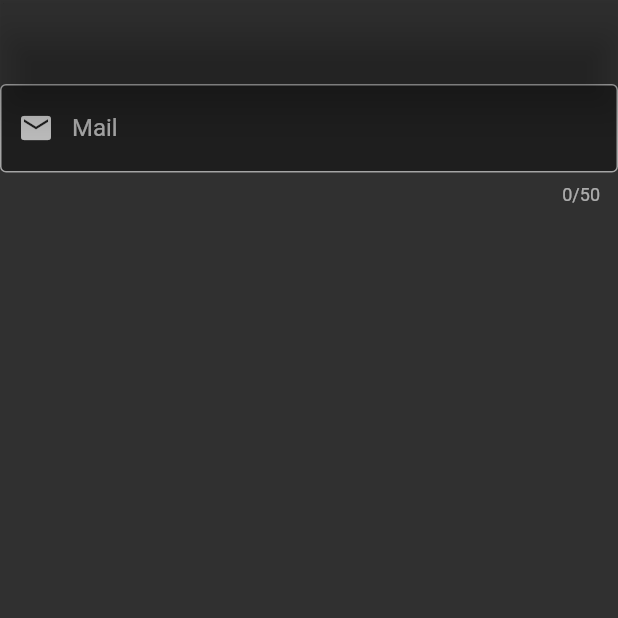
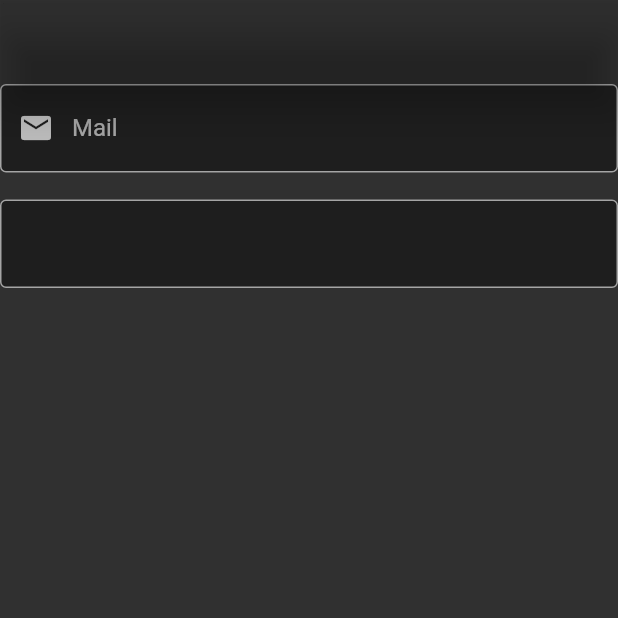
Before and after one commit to berkayercan3/Flutter, a Flutter app: the screen it shows after launch, on a phone screen of 412 x 824 dp, the top half of it. Run offline on Flutter 3.47's test engine with Material 2 defaults, Android fonts, the light colour scheme and no system bars; missing offline and left inert: dart:ffi.

Commit message:
TextFieldTwo
ekrana yazı yazılacağı durumları detaylıca inceledim

```diff
--- a/KAFE/lib/101/text_field_learn.dart
+++ b/KAFE/lib/101/text_field_learn.dart
@@ -1,5 +1,6 @@
 import 'package:flutter/material.dart';
-
+import 'package:flutter/services.dart';
+import 'package:kafe/Product/language/language_items.dart';
 
 class TextFieldLearn extends StatefulWidget {
   const TextFieldLearn({super.key});
@@ -9,21 +10,69 @@ class TextFieldLearn extends StatefulWidget {
 }
 
 class _TextFieldLearnState extends State<TextFieldLearn> {
+
+  FocusNode focusNodeTextFieldOne=FocusNode();
+  FocusNode focusNodeTextFieldTwo=FocusNode();
+
   @override
   Widget build(BuildContext context) {
     return Scaffold(
       appBar: AppBar(),
-      body: const TextField(// ekrana yazı yazabileceğin bir textfield geldi
-        maxLength: 50, // yazılabilecek maksimum değeri ifade eder
-        //buildCounter araştır ayrıyetten ******
-        decoration: InputDecoration(prefixIcon: Icon(Icons.mail), // field başına mail ıconu
-        border: OutlineInputBorder(), //field etrafına bir outline çizgi eklendi
-          labelText: 'Mail', //küçük bir mail yazısı eklendi
-          fillColor: Colors.black38,
-          filled: true,
-        ),
+      body: Column(
+        children: [
+          TextField(
+            // ekrana yazı yazabileceğin bir textfield geldi
 
+            maxLength: 20,
+            // yazılabilecek maksimum değeri ifade eder ve ekranda bunu gösterir
+
+            buildCounter: (BuildContext context,
+                {int? currentLength, bool? isFocused, int? maxLength}) {
+              return Container(
+                color: Colors.green[100 * ((currentLength ?? 0) ~/ 2)],
+                height: 10,
+                width: 50,
+              );
+              //currentLenghti yani kullanıcının gireceği karakter sayısını tutar int türünde
+              //isFocussed de kullanıcının metin alanına tıklayıp tıklamadığını gösterir bool olması da true false
+              //maxLenghte gene aynı şekilde tutulabilecek maksimum karakter sayisini ifade eder
+            },
+            keyboardType: TextInputType.emailAddress,
+            //keyboartta mail yazılacağını anlayıp @ işareti çıkarılmasını sağlar
+            autofillHints: const [AutofillHints.email],
+            // otomotik tamamlama sağlar
+            focusNode: focusNodeTextFieldOne,
+            inputFormatters: [
+              TextProjectInputFormatter()._formatter],
+            textInputAction: TextInputAction.next, // 1. texti doldurduktan sonra diğer texte geçmeyi sağladık ok a bastığımızda klavye üzerinden
+            decoration: _InputDecarotor().emailInput,
+          ),
+          TextField(focusNode:focusNodeTextFieldTwo ,)
+        ],
       ),
     );
   }
 }
+
+class TextProjectInputFormatter {
+  final _formatter = TextInputFormatter.withFunction((oldValue, newValue) {
+    if (newValue.text == "a") {
+      //a'ya basılmamasını sağladı bu bir örnek buraya kendi methodunu ekleyebilirsin
+      return oldValue;
+    }
+    return oldValue;
+  });
+}
+
+class _InputDecarotor {
+  final emailInput  = const InputDecoration(
+    prefixIcon: Icon(Icons.mail),
+    // field başına mail ıconu
+    border: OutlineInputBorder(),
+    //field etrafına bir outline çizgi eklendi
+    labelText:LanguageItems.mailTitle,
+    //küçük bir mail yazısı eklendi
+    fillColor: Colors.black38,
+    filled: true,
+  );
+}
--- a/KAFE/lib/Product/language/language_items.dart
+++ b/KAFE/lib/Product/language/language_items.dart
@@ -1,3 +1,5 @@
 class LanguageItems {
   static const welcomeTitle ="Merhaba";
+  static const mailTitle ="Mail";
+
 }
--- a/KAFE/lib/main.dart
+++ b/KAFE/lib/main.dart
@@ -37,9 +37,21 @@ class MyApp extends StatelessWidget {
       title: 'Flutter Demo',
       debugShowCheckedModeBanner: false,
       theme: ThemeData.dark().copyWith(
-        progressIndicatorTheme: const ProgressIndicatorThemeData(color: Colors.white), //projede genel kullanilacak olan indicatoru belirledik
-        cardTheme: CardTheme(shape: RoundedRectangleBorder(borderRadius: BorderRadius.circular(20))),
+          progressIndicatorTheme:
+              const ProgressIndicatorThemeData(color: Colors.white),
+          //projede genel kullanilacak olan indicatoru belirledik
+          cardTheme: CardTheme(
+              shape: RoundedRectangleBorder(
+                  borderRadius: BorderRadius.circular(20))),
           // Bu sayede projemizdeki bütün kartlarımızın tasarımı aynı olur tek tek uğraşmayız eğer hepsi aynı ise
+
+          inputDecorationTheme: const InputDecorationTheme( //genel
+              filled: true, // metin alanının arka planı dolduruldu
+              fillColor: Colors.black38,
+              iconColor: Colors.red, //genel iconların rengi kırmızı oldu
+              border: OutlineInputBorder(), // her metin alanının etrafı sarıldı
+              floatingLabelStyle: TextStyle(color: Colors.red,fontSize:24,fontWeight: FontWeight.w600),
+          ),
 
           // projede kullanılacak appbar stilimizin aynı olacağı şeylerin aynı olacağı işlemleri buraya yazdık
           //artık bu yazdıklarımız tüm sayfalarda klasik oldu
```
Lines whose indentation alone changed are shown as unchanged.
